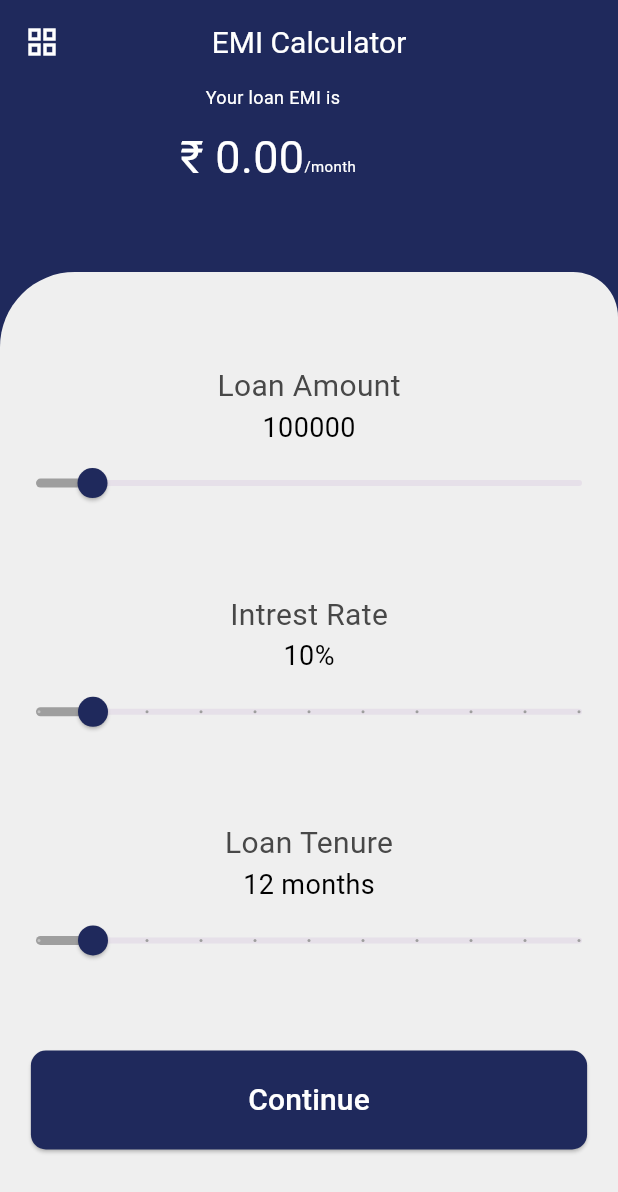
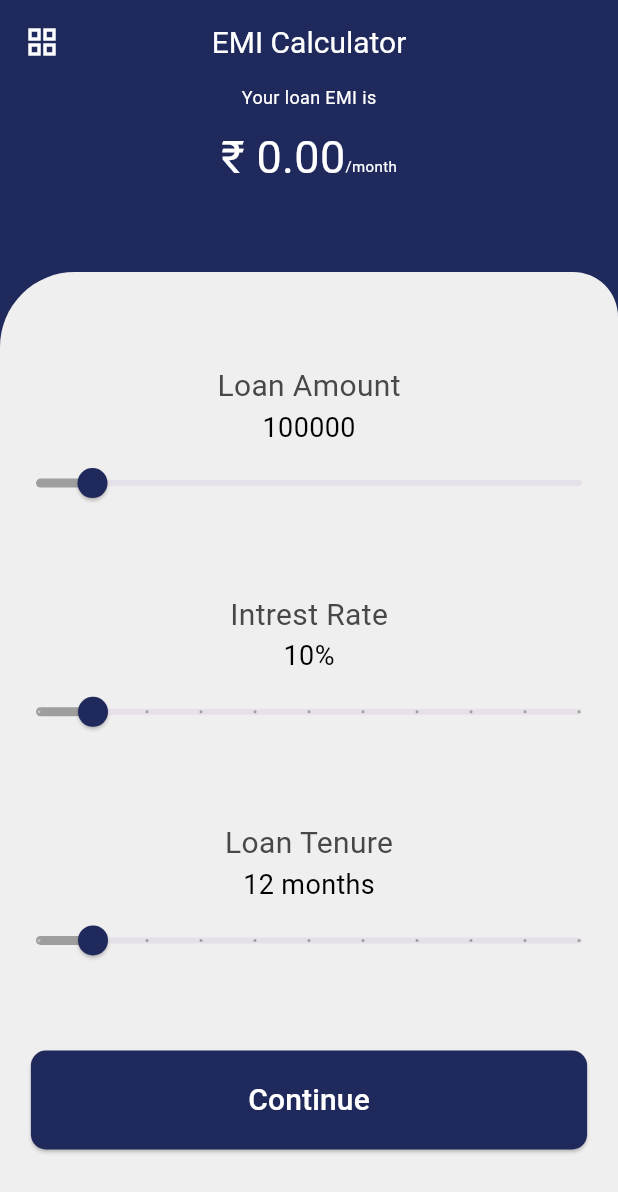
Before and after one commit to Aksharpatel06/ecommers_day6, a Flutter app: the screen it shows after launch, on a phone screen of 412 x 824 dp. Shown: the top 1192 px of the screen. Run offline on Flutter 3.47's test engine with Material 3 defaults, Android fonts, the light colour scheme and no system bars.

Commit message:
16-02-2024

```diff
--- a/lib/Q_1.dart
+++ b/lib/Q_1.dart
@@ -37,25 +37,21 @@ class _emiScreenState extends State<emiScreen> {
               child: Column(
                 children: [
                   Row(
+                    mainAxisAlignment: MainAxisAlignment.center,
                     children: [
-                      Padding(
-                        padding: const EdgeInsets.only(left: 137.0),
-                        child: Text(
-                          'Your loan EMI is',
-                          style: TextStyle(fontSize: 12, color: Colors.white),
-                        ),
+                      Text(
+                        'Your loan EMI is',
+                        style: TextStyle(fontSize: 12, color: Colors.white),
                       )
                     ],
                   ),
                   SizedBox(height: 10,),
                   Row(
+                    mainAxisAlignment: MainAxisAlignment.center,
                     children: [
-                      Padding(
-                        padding: const EdgeInsets.only(left: 120.0),
-                        child: Text(
-                          '₹ ${EMIAmt.toStringAsFixed(2)}',
-                          style: TextStyle(fontSize: 30, color: Colors.white),
-                        ),
+                      Text(
+                        '₹ ${EMIAmt.toStringAsFixed(2)}',
+                        style: TextStyle(fontSize: 30, color: Colors.white),
                       ),
                       Padding(
                         padding: const EdgeInsets.only(top: 12.0),
--- a/lib/main.dart
+++ b/lib/main.dart
@@ -1,4 +1,5 @@
 import 'package:ecommers_day6/Q_1.dart';
+import 'package:ecommers_day6/Q_2.dart';
 import 'package:flutter/material.dart';
 
 void main() {
@@ -12,9 +13,12 @@ class MyApp extends StatelessWidget {
   @override
   Widget build(BuildContext context) {
     return MaterialApp(
+      theme: ThemeData(useMaterial3: true),
       debugShowCheckedModeBanner: false,
+      initialRoute: '/',
       routes: {
         '/':(context) => emiScreen(),
+        // '/':(context) => product(),
       },
     );
   }
```
Also changed, not shown: lib/Q_2.dart (added, +20 -0 lines).
